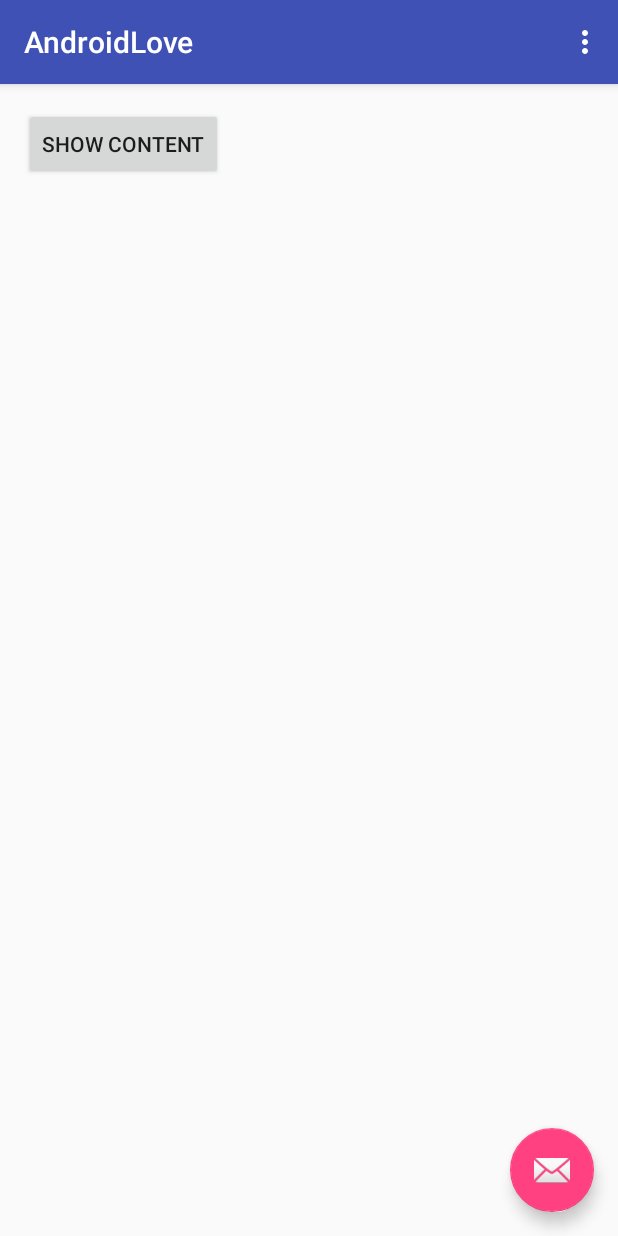
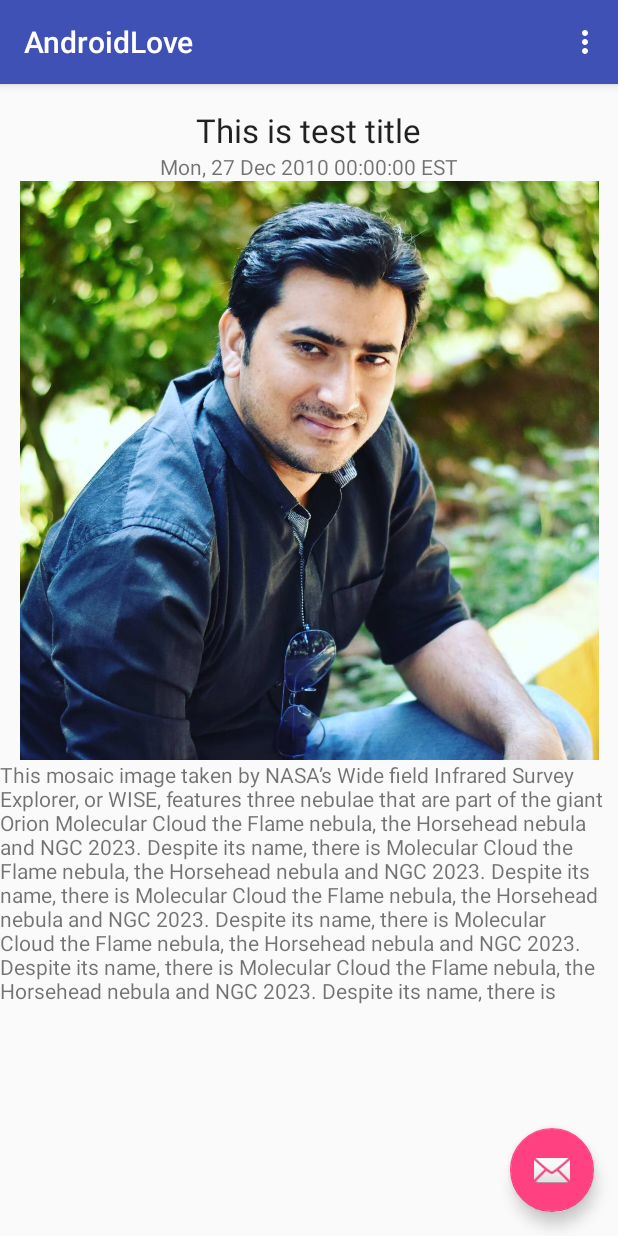
Before and after one commit to ahmadhasankhan/AndroidLearningApp, an Android app: the screen it shows after launch (MainActivity), on a phone screen of 412 x 824 dp. Run offline under Robolectric (Android 15) with nearby library versions, the phone set to English and light mode, and no system bars.

Commit message:
Intial screen with scroll view

```diff
--- a/app/src/main/res/layout/activity_main.xml
+++ b/app/src/main/res/layout/activity_main.xml
@@ -22,7 +22,7 @@
 
     </android.support.design.widget.AppBarLayout>
 
-    <include layout="@layout/content_main"/>
+    <include layout="@layout/content_feed"/>
 
     <android.support.design.widget.FloatingActionButton
         android:id="@+id/fab"
--- /dev/null
+++ b/app/src/main/res/layout/content_feed.xml
@@ -0,0 +1,50 @@
+<?xml version="1.0" encoding="utf-8"?>
+<ScrollView xmlns:android="http://schemas.android.com/apk/res/android"
+    xmlns:app="http://schemas.android.com/apk/res-auto"
+    xmlns:tools="http://schemas.android.com/tools"
+    android:layout_width="fill_parent"
+    android:layout_height="fill_parent"
+    android:paddingBottom="@dimen/activity_vertical_margin"
+    android:paddingTop="@dimen/activity_vertical_margin"
+    android:weightSum="1"
+    app:layout_behavior="@string/appbar_scrolling_view_behavior"
+    tools:context="com.sd3lab.ahmadhassan.androidlove.MainActivity"
+    tools:showIn="@layout/activity_main">
+
+    <LinearLayout
+        android:layout_width="fill_parent"
+        android:layout_height="wrap_content"
+        android:orientation="vertical"
+        android:weightSum="1">
+        <TextView
+            android:id="@+id/feed_title"
+            android:layout_width="wrap_content"
+            android:layout_height="wrap_content"
+            android:layout_gravity="center_horizontal"
+            android:text="@string/test_image_title"
+            android:textAppearance="?android:attr/textAppearanceLarge" />
+
+        <TextView
+            android:id="@+id/feed_image_date"
+            android:layout_width="wrap_content"
+            android:layout_height="wrap_content"
+            android:layout_gravity="center_horizontal"
+            android:text="@string/test_image_date"
+            android:textAppearance="?android:attr/textAppearanceSmall" />
+
+        <ImageView
+            android:id="@+id/feedImageView"
+            android:layout_width="590dp"
+            android:layout_height="386dp"
+            android:layout_gravity="center_horizontal"
+            android:src="@drawable/test_image" />
+
+        <TextView
+            android:id="@+id/feedDescription"
+            android:layout_width="wrap_content"
+            android:layout_height="wrap_content"
+            android:text="@string/test_image_description"
+            android:layout_weight="2.10" />
+
+    </LinearLayout>
+</ScrollView>
--- a/app/src/main/res/values/strings.xml
+++ b/app/src/main/res/values/strings.xml
@@ -3,4 +3,13 @@
     <string name="action_settings">Settings</string>
     <string name="welcome_message">Welcome to the Android Love</string>
     <string name="show_button_name">Show Content</string>
+    <string name="test_image_date">Mon, 27 Dec 2010 00:00:00 EST</string>
+    <string name="test_image_title">This is test title</string>
+    <string name="test_image_description">This mosaic image taken by NASA’s Wide field Infrared Survey Explorer, or WISE, features three nebulae that are part of the giant Orion
+    Molecular Cloud the Flame nebula, the Horsehead nebula and NGC 2023. Despite its name, there is
+    Molecular Cloud the Flame nebula, the Horsehead nebula and NGC 2023. Despite its name, there is
+    Molecular Cloud the Flame nebula, the Horsehead nebula and NGC 2023. Despite its name, there is
+    Molecular Cloud the Flame nebula, the Horsehead nebula and NGC 2023. Despite its name, there is
+    Molecular Cloud the Flame nebula, the Horsehead nebula and NGC 2023. Despite its name, there is
+    </string>
 </resources>
```
Also changed, not shown: app/src/main/res/drawable/test_image.jpg (added), 1 other file.
